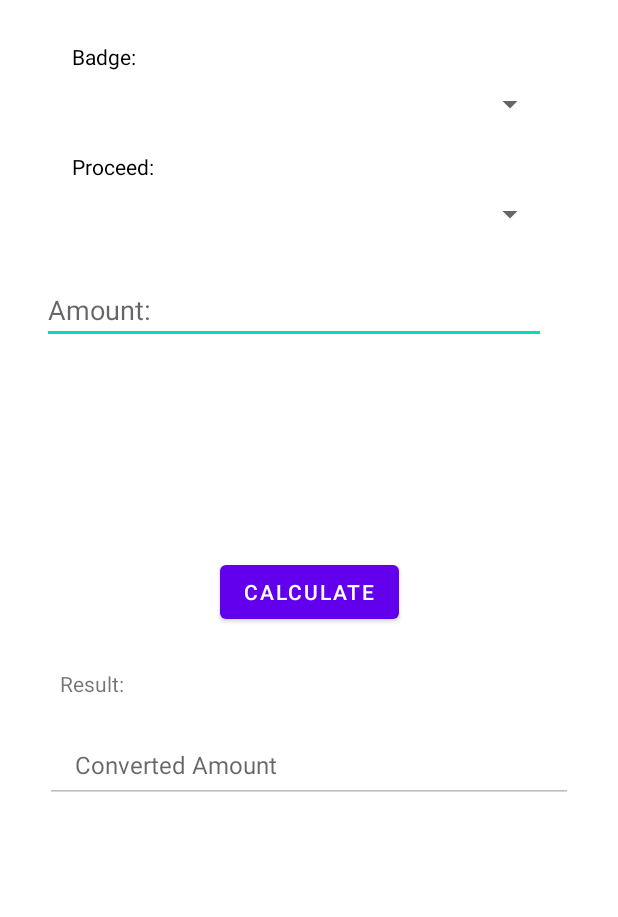
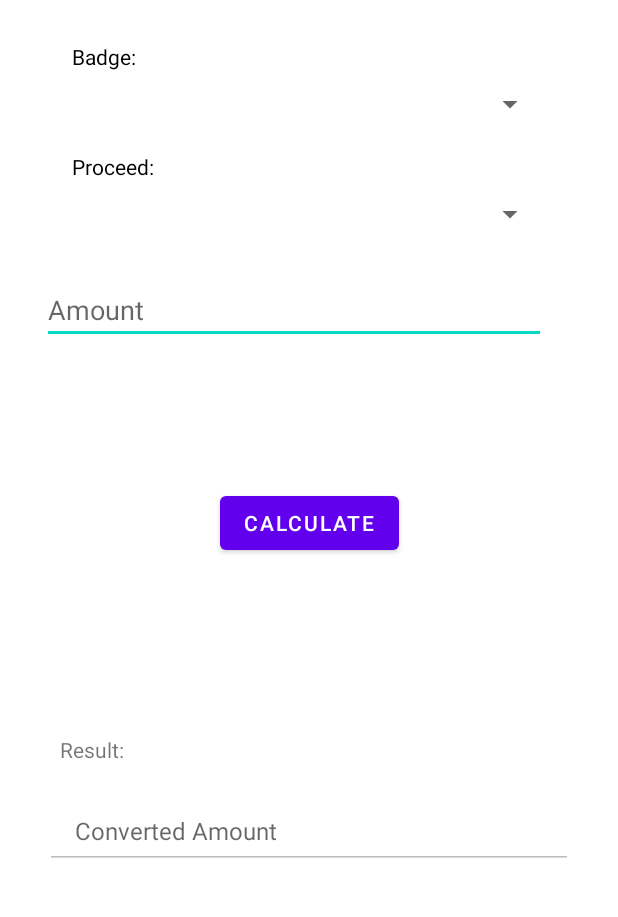
Before and after one commit to Kilian09/TripkoKotlin, an Android app: the CurrencyConversorActivity screen opened directly, with no data from a screen before it, on a phone screen of 412 x 824 dp, the part 84-1001 px from its top. Run offline under Robolectric (Android 15) with nearby library versions, the phone set to English and light mode, and no system bars; our stand-ins replace Dagger/Hilt's generated code; plain views replace MaterialSpinner; Roboto replaces fonts that are not available here; 6 statements that could not run were skipped.

Commit message:
Small changes

```diff
--- a/app/src/main/res/layout/activity_currency_conversor.xml
+++ b/app/src/main/res/layout/activity_currency_conversor.xml
@@ -127,8 +127,9 @@
             android:id="@+id/calculateButton"
             android:layout_width="wrap_content"
             android:layout_height="wrap_content"
+            android:layout_marginBottom="27dp"
             android:text="@string/calculate_button_text"
-            app:layout_constraintBottom_toBottomOf="parent"
+            app:layout_constraintBottom_toTopOf="@+id/lytResult"
             app:layout_constraintEnd_toEndOf="parent"
             app:layout_constraintStart_toStartOf="parent"
             app:layout_constraintTop_toBottomOf="@id/textLinearLayout" />
--- a/app/src/main/res/values/strings.xml
+++ b/app/src/main/res/values/strings.xml
@@ -8,7 +8,7 @@
     <string name="gastronomy_btn_text">Gastronomy</string>
     <string name="tourist_sites_btn_text">Tourist Sites</string>
     <string name="contacts_of_interest_btn_text">Contacts of Interest</string>
-    <string name="amount_text_view">Amount:</string>
+    <string name="amount_text_view">Amount</string>
     <string name="badge_text_view">Badge:</string>
     <string name="proceed_text_view">Proceed:</string>
     <string name="calculate_button_text">Calculate</string>
```
Also changed, not shown: 1 other file.
